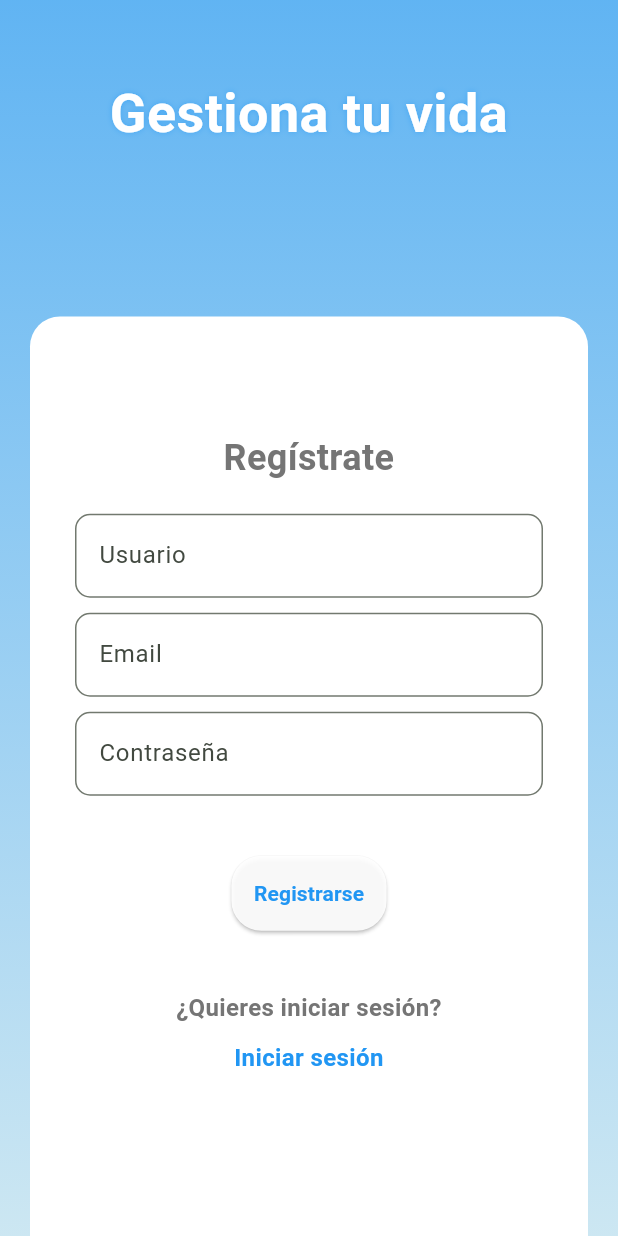
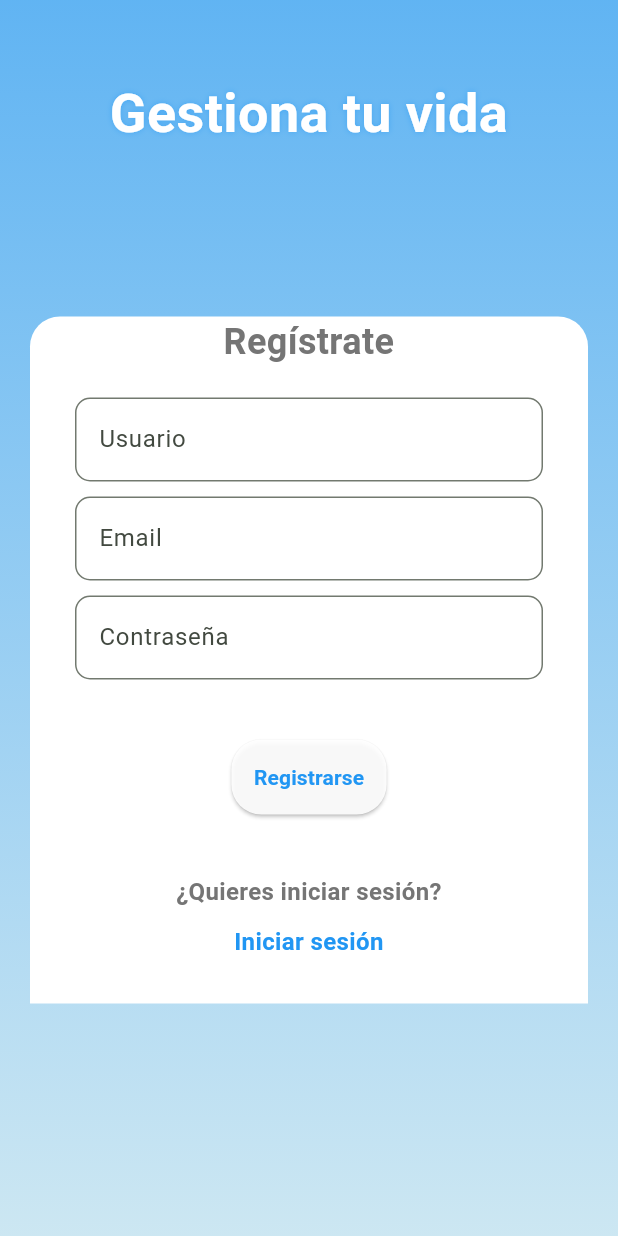
Before and after one commit to Arimagod/proyectoFlutter, a Flutter app: the screen it shows after launch, after a tap on "Registrarse", on a phone screen of 412 x 824 dp. Run offline on Flutter 3.47's test engine with Material 3 defaults, Android fonts, the phone set to English and light mode, and no system bars; our stand-ins replace shared_preferences; network calls fail.

Commit message:
Rutas cambiadas

```diff
--- a/lib/LoginPage.dart
+++ b/lib/LoginPage.dart
@@ -50,7 +50,11 @@ class _LoginPageState extends State<LoginPage> {
   Widget build(BuildContext context) {
     return Scaffold(
       extendBodyBehindAppBar: true,
-      body: Container(
+
+      body: SingleChildScrollView(child:
+      Container(
+        width: MediaQuery.of(context).size.width,
+        height: MediaQuery.of(context).size.height,
         padding: const EdgeInsets.only(top: 20, left: 20, right: 20),
         decoration:  BoxDecoration(
           gradient: LinearGradient(
@@ -198,6 +202,8 @@ class _LoginPageState extends State<LoginPage> {
           ),
         ),
       ),
+      ),
+
     );
   }
 }
--- a/lib/screens/habits/HabitDetail.dart
+++ b/lib/screens/habits/HabitDetail.dart
@@ -10,7 +10,7 @@ import 'package:proyecto/screens/users/UserProfile.dart';
 
 Future<List<Habit>> fetchHabit() async {
   final response = await http.get(
-    Uri.parse('http://127.0.0.1:8000/api/habit/user/${AuthService.userId.toString()}'),
+    Uri.parse('https://marin.terrabyteco.com/api/habit/user/${AuthService.userId.toString()}'),
   );
 
   if (response.statusCode == 200) {
--- a/lib/screens/habits/HabitItem.dart
+++ b/lib/screens/habits/HabitItem.dart
@@ -24,7 +24,7 @@ class _HabitItemState extends State<HabitItem> {
   }
   Future<Habit> fetchUser() async {
   final response = await http.get(
-      Uri.parse('http://127.0.0.1:8000/api/habits/${widget.id}'),
+      Uri.parse('https://marin.terrabyteco.com/api/habits/${widget.id}'),
     );
 
 
--- a/lib/screens/habits/HabitList.dart
+++ b/lib/screens/habits/HabitList.dart
@@ -34,7 +34,7 @@ class _HabitListState extends State<HabitList> {
   }
 
   Future<List<Habit>> fetchHabits() async {
-    final response = await http.get(Uri.parse('http://127.0.0.1:8000/api/habit/user/${AuthService.userId.toString()}'));
+    final response = await http.get(Uri.parse('https://marin.terrabyteco.com/api/habit/user/${AuthService.userId.toString()}'));
 
     if (response.statusCode == 200) {
       List jsonResponse = json.decode(response.body);
--- a/lib/screens/habits/UpdateHabitPage.dart
+++ b/lib/screens/habits/UpdateHabitPage.dart
@@ -37,7 +37,7 @@ class _UpdateHabitPageState extends State<UpdateHabitPage> {
   }
 
   Future<void> _getStatusOptions() async {
-    final response = await http.get(Uri.parse('http://127.0.0.1:8000/api/statuses'));
+    final response = await http.get(Uri.parse('https://marin.terrabyteco.com/api/statuses'));
     if (response.statusCode == 200) {
       setState(() {
         _statusOptions = jsonDecode(response.body);
@@ -46,7 +46,7 @@ class _UpdateHabitPageState extends State<UpdateHabitPage> {
   }
 
   Future<void> _getFrequencyOptions() async {
-    final response = await http.get(Uri.parse('http://127.0.0.1:8000/api/frequencies'));
+    final response = await http.get(Uri.parse('https://marin.terrabyteco.com/api/frequencies'));
     if (response.statusCode == 200) {
       setState(() {
         _frequencyOptions = jsonDecode(response.body);
@@ -58,7 +58,7 @@ class _UpdateHabitPageState extends State<UpdateHabitPage> {
     if (_formKey.currentState!.validate()) {
       String userId = AuthService.userId.toString();
       final response = await http.post(
-        Uri.parse('http://127.0.0.1:8000/api/habits/update'),
+        Uri.parse('https://marin.terrabyteco.com/api/habits/update'),
         body: {
           "id": widget.habit.id.toString(),
           "description": _newDescriptionController.text,
--- a/lib/screens/habits/UpdateHabitTypeForm.dart
+++ b/lib/screens/habits/UpdateHabitTypeForm.dart
@@ -24,7 +24,7 @@ class _UpdateHabitTypePageState extends State<UpdateHabitTypePage> {
   }
 
   Future<void> _fetchHabitTypes() async {
-    final response = await http.get(Uri.parse('http://127.0.0.1:8000/api/habit_type/habitTypeUser/${AuthService.userId.toString()}'));
+    final response = await http.get(Uri.parse('https://marin.terrabyteco.com/api/habit_type/habitTypeUser/${AuthService.userId.toString()}'));
     if (response.statusCode == 200) {
       setState(() {
         _habitTypes = jsonDecode(response.body);
@@ -40,7 +40,7 @@ class _UpdateHabitTypePageState extends State<UpdateHabitTypePage> {
   final String newType = _newTypeController.text.trim();
   if (_selectedHabitType != null && newType.isNotEmpty) {
     final response = await http.post(
-      Uri.parse('http://127.0.0.1:8000/api/habit_types/update'),
+      Uri.parse('https://marin.terrabyteco.com/api/habit_types/update'),
       body: {
         'id': _selectedHabitType!,
         'type': newType,
--- a/lib/screens/login/AuthService.dart
+++ b/lib/screens/login/AuthService.dart
@@ -11,7 +11,7 @@ class AuthService {
 
   static Future<void> login(
       BuildContext context, String email, String password) async {
-    final url = Uri.parse('http://127.0.0.1:8000/api/auth/login');
+    final url = Uri.parse('https://marin.terrabyteco.com/api/auth/login');
 
     try {
       if (email.isEmpty || password.isEmpty) {
--- a/lib/screens/login/loginRegister.dart
+++ b/lib/screens/login/loginRegister.dart
@@ -17,7 +17,7 @@ class _LoginRegisterState extends State<LoginRegister> {
   final TextEditingController _passwordController = TextEditingController();
 
   Future<void> _registerUser() async {
-    final String apiUrl = 'http://127.0.0.1:8000/api/users/create';
+    final String apiUrl = 'https://marin.terrabyteco.com/api/users/create';
     final response = await http.post(
       Uri.parse(apiUrl),
       body: jsonEncode(<String, String>{
@@ -57,7 +57,9 @@ class _LoginRegisterState extends State<LoginRegister> {
   Widget build(BuildContext context) {
     return Scaffold(
       extendBodyBehindAppBar: true, // Extiende el fondo detrás del AppBar
-      body: Container(
+      body: SingleChildScrollView(child: Container(
+        width: MediaQuery.of(context).size.width,
+        height: MediaQuery.of(context).size.height,
         padding: const EdgeInsets.symmetric(horizontal: 20), // Ajuste del padding horizontal
         decoration: BoxDecoration(
           gradient: LinearGradient(
@@ -88,8 +90,8 @@ class _LoginRegisterState extends State<LoginRegister> {
                 ),
               ),
               SizedBox(height: 20), // Espaciado
-              Expanded(
-                child: Container(
+
+                   Container(
                   margin: EdgeInsets.only(top: 90), // Ajuste del margen superior
                   padding: EdgeInsets.fromLTRB(30, 0, 30, 30), // Ajuste del padding del contenedor blanco
                   decoration: BoxDecoration(
@@ -189,11 +191,12 @@ class _LoginRegisterState extends State<LoginRegister> {
                     ],
                   ),
                 ),
-              ),
+
             ],
           ),
         ),
-      ),
+      ),)
+
     );
   }
 }
--- a/lib/screens/users/UserProfile.dart
+++ b/lib/screens/users/UserProfile.dart
@@ -26,7 +26,7 @@ class _ProfilePageState extends State<ProfilePage> {
   }
 
   Future<void> _updateProfile() async {
-    final url = Uri.parse('http://127.0.0.1:8000/api/users/update/${AuthService.userId}');
+    final url = Uri.parse('https://marin.terrabyteco.com/api/users/update/${AuthService.userId}');
 
     try {
       final response = await http.put(
```
Also changed, not shown: lib/screens/habits/CreateHabitPage.dart (+6 -6 lines).
